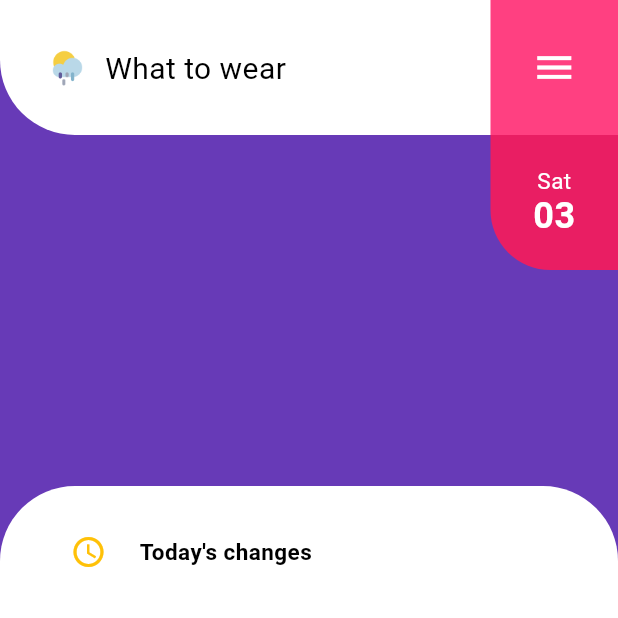
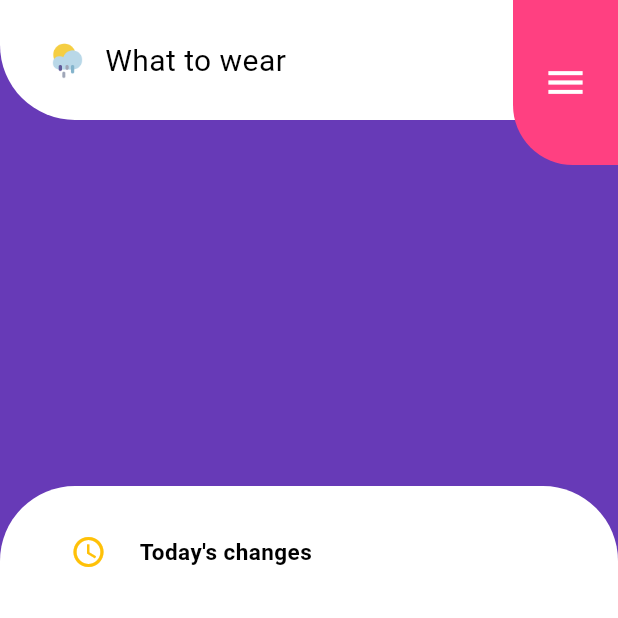
Before and after one commit to mahmoud-eslami/weatherly, a Flutter app: the screen it shows after launch, after a tap on the "access time" icon, on a phone screen of 412 x 824 dp, the top half of it. Run offline on Flutter 3.47's test engine with Material 2 defaults, Android fonts, the phone set to English and light mode, and no system bars; our stand-ins replace bloc, equatable, flutter_bloc.

Commit message:
some change in hamburger menu animation

```diff
--- a/lib/cubit/home/home_cubit.dart
+++ b/lib/cubit/home/home_cubit.dart
@@ -8,20 +8,21 @@ part 'home_state.dart';
 class HomeCubit extends Cubit<HomeState> {
   HomeCubit() : super(HomeInitial());
 
-  Future<void> openBottomSheet({@required bool isOpenBar}) async {
+  Future<void> bottomSheetListener({@required bool isOpenBar}) async {
     if (isOpenBar) {
       emit(
         BottomSheetOpened(
           homeDimsModel: HomeDimsModel(
-            appBarHeight: 90,
+            appBarHeight: 80,
             appBarTitleFontSize: 20,
             appBarIconSize: 30,
-            hamburgerMenuHeight: 90,
+            hamburgerMenuHeight: 110,
             hamburgerMenuTileRadius: 40,
-            dateTimeHeight: 90,
+            dateTimeHeight: 0,
             dateTileRadius: 40,
             bottomSheetHeight: 500,
             showCalenderIconInBottomSheet: false,
+            hamburgerMenuSpaceHeight: 0,
           ),
         ),
       );
@@ -29,15 +30,16 @@ class HomeCubit extends Cubit<HomeState> {
       emit(
         BottomSheetOpened(
           homeDimsModel: HomeDimsModel(
-            appBarHeight: 110,
-            appBarTitleFontSize: 24,
-            appBarIconSize: 40,
+            appBarHeight: 120,
+            appBarTitleFontSize: 27,
+            appBarIconSize: 50,
             hamburgerMenuHeight: 90,
             hamburgerMenuTileRadius: 0,
             dateTimeHeight: 90,
             dateTileRadius: 40,
             bottomSheetHeight: 80,
             showCalenderIconInBottomSheet: true,
+            hamburgerMenuSpaceHeight: 90,
           ),
         ),
       );
--- a/lib/home.dart
+++ b/lib/home.dart
@@ -19,14 +19,15 @@ class _HomeState extends State<Home> {
     // initialize home dims
     _homeDimsModel = HomeDimsModel(
       appBarHeight: 110,
-      appBarTitleFontSize: 24,
-      appBarIconSize: 40,
+      appBarTitleFontSize: 27,
+      appBarIconSize: 50,
       hamburgerMenuHeight: 90,
       hamburgerMenuTileRadius: 0,
       dateTimeHeight: 90,
       dateTileRadius: 40,
       bottomSheetHeight: 80,
       showCalenderIconInBottomSheet: true,
+      hamburgerMenuSpaceHeight: 90,
     );
 
     // initialize home bloc
@@ -59,6 +60,7 @@ class _HomeState extends State<Home> {
                 titleFontSize: _homeDimsModel.appBarTitleFontSize,
               ),
               HamburgerMenu(
+                spaceHeight: _homeDimsModel.hamburgerMenuSpaceHeight,
                 hamburgerMenuHeight: _homeDimsModel.hamburgerMenuHeight,
                 hamburgerMenuTileRadius: _homeDimsModel.hamburgerMenuTileRadius,
                 dateTileRadius: _homeDimsModel.dateTileRadius,
@@ -96,10 +98,12 @@ class BottomSheet extends StatelessWidget {
       alignment: Alignment.bottomCenter,
       child: GestureDetector(
         onVerticalDragDown: (value) {
-          if (height > 80.0) {}
+          if (height > 200.0) {
+            homeCubit.bottomSheetListener(isOpenBar: calenderIcon);
+          }
         },
         child: AnimatedContainer(
-          duration: Duration(milliseconds: 1100),
+          duration: Duration(milliseconds: 800),
           curve: Curves.fastOutSlowIn,
           width: size.width,
           height: height,
@@ -122,7 +126,7 @@ class BottomSheet extends StatelessWidget {
                       color: Colors.amber,
                     ),
                     onPressed: () {
-                      homeCubit.openBottomSheet(isOpenBar: calenderIcon);
+                      homeCubit.bottomSheetListener(isOpenBar: calenderIcon);
                     },
                   ),
                   SizedBox(
@@ -164,7 +168,8 @@ class HamburgerMenu extends StatelessWidget {
   final double hamburgerMenuHeight,
       hamburgerMenuTileRadius,
       dateTimeHeight,
-      dateTileRadius;
+      dateTileRadius,
+      spaceHeight;
 
   const HamburgerMenu({
     Key key,
@@ -172,38 +177,41 @@ class HamburgerMenu extends StatelessWidget {
     @required this.hamburgerMenuTileRadius,
     @required this.dateTimeHeight,
     @required this.dateTileRadius,
+    @required this.spaceHeight,
   }) : super(key: key);
 
   @override
   Widget build(BuildContext context) {
     return Align(
       alignment: Alignment.topRight,
-      child: Column(
+      child: Stack(
         children: [
-          Container(
-            width: 85,
-            height: 90,
+          Column(
+            children: [
+              AnimatedContainer(
+                duration: Duration(milliseconds: 600),
+                width: 70,
+                height: spaceHeight,
+                decoration: BoxDecoration(
                   color: Colors.pinkAccent,
-            child: Center(
-              child: IconButton(
-                  icon: Icon(
-                    Icons.menu_sharp,
-                    color: Colors.white,
-                    size: 30,
-                  ),
-                  onPressed: () {}),
+                  borderRadius: BorderRadius.only(
+                      bottomLeft: Radius.circular(hamburgerMenuTileRadius)),
                 ),
               ),
-          // todo : check here u can use visibility widget
-          Container(
-            width: 85,
-            height: 90,
+              AnimatedContainer(
+                duration: Duration(milliseconds: 600),
+                width: 70,
+                height: dateTimeHeight,
                 decoration: BoxDecoration(
                   color: Colors.pink,
-              borderRadius: BorderRadius.only(bottomLeft: Radius.circular(40)),
+                  borderRadius: BorderRadius.only(
+                      bottomLeft: Radius.circular(dateTileRadius)),
                 ),
-            child: Column(
-              mainAxisAlignment: MainAxisAlignment.center,
+                child: Center(
+                  child: Wrap(
+                    direction: Axis.vertical,
+                    alignment: WrapAlignment.center,
+                    crossAxisAlignment: WrapCrossAlignment.center,
                     children: [
                       Text(
                         'Sat',
@@ -222,6 +230,28 @@ class HamburgerMenu extends StatelessWidget {
                             letterSpacing: 0.3),
                       ),
                     ],
+                  ),
+                ),
+              ),
+            ],
+          ),
+          AnimatedContainer(
+            duration: Duration(milliseconds: 600),
+            width: 70,
+            height: hamburgerMenuHeight,
+            decoration: BoxDecoration(
+              color: Colors.pinkAccent,
+              borderRadius: BorderRadius.only(
+                  bottomLeft: Radius.circular(hamburgerMenuTileRadius)),
+            ),
+            child: Center(
+              child: IconButton(
+                  icon: Icon(
+                    Icons.menu_sharp,
+                    color: Colors.white,
+                    size: 30,
+                  ),
+                  onPressed: () {}),
             ),
           ),
         ],
@@ -244,7 +274,7 @@ class AppBar extends StatelessWidget {
   Widget build(BuildContext context) {
     var size = MediaQuery.of(context).size;
     return AnimatedContainer(
-      duration: Duration(seconds: 1),
+      duration: Duration(milliseconds: 800),
       width: size.width,
       height: height,
       decoration: BoxDecoration(
@@ -255,21 +285,27 @@ class AppBar extends StatelessWidget {
         padding: const EdgeInsets.symmetric(horizontal: 30, vertical: 20),
         child: Row(
           children: [
-            Image.asset(
-              'assets/images/cloud_sun.png',
+            AnimatedContainer(
+              duration: Duration(milliseconds: 800),
               height: iconSize,
               width: iconSize,
+              child: Image.asset(
+                'assets/images/cloud_sun.png',
+              ),
             ),
             SizedBox(
               width: 10,
             ),
-            Text(
-              'What to wear',
+            AnimatedDefaultTextStyle(
+              duration: Duration(milliseconds: 800),
               style: TextStyle(
                   color: Colors.black,
                   fontSize: titleFontSize,
                   fontWeight: FontWeight.w400,
                   letterSpacing: 0.3),
+              child: Text(
+                'What to wear',
+              ),
             ),
           ],
         ),
--- a/lib/home_dims_model.dart
+++ b/lib/home_dims_model.dart
@@ -5,7 +5,8 @@ class HomeDimsModel {
   double hamburgerMenuHeight,
       hamburgerMenuTileRadius,
       dateTimeHeight,
-      dateTileRadius;
+      dateTileRadius,
+      hamburgerMenuSpaceHeight;
   double bottomSheetHeight;
   bool showCalenderIconInBottomSheet;
 
@@ -19,5 +20,6 @@ class HomeDimsModel {
     @required this.dateTileRadius,
     @required this.bottomSheetHeight,
     @required this.showCalenderIconInBottomSheet,
+    @required this.hamburgerMenuSpaceHeight,
   });
 }
```
Lines whose indentation alone changed are shown as unchanged.
